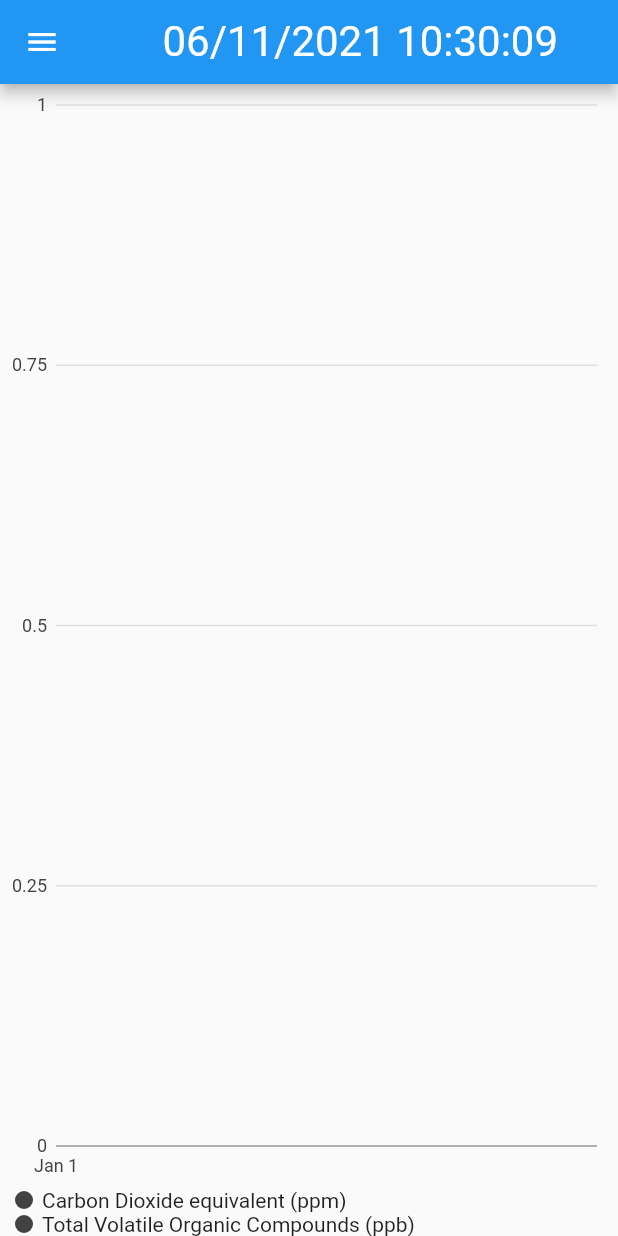
After one commit to vinicentus/flutter_iot_ui, a Flutter app: the screen it shows after launch, in the side drawer, after a tap on "SVM30", on a phone screen of 412 x 824 dp. The commit adds this screen. Run offline on Flutter 3.47's test engine with Material 2 defaults, Android fonts, the light colour scheme and no system bars; our stand-ins replace charts_flutter, sqflite, sqflite_common, sqflite_common_ffi, synchronized; accounts and stored records are empty; statements that could not run were skipped.

Commit message:
svm30 working example

```diff
--- a/lib/data/sqlite.dart
+++ b/lib/data/sqlite.dart
@@ -6,6 +6,7 @@ import 'package:flutter_iot_ui/data/scd30_datamodel.dart';
 import 'package:sqflite_common_ffi/sqflite_ffi.dart';
 import 'package:sqflite/sqflite.dart';
 import 'package:flutter_iot_ui/data/sps30_datamodel.dart';
+import 'package:flutter_iot_ui/data/svm30_datamodel.dart';
 
 void initDBLib() {
   if (Platform.isLinux) {
@@ -23,6 +24,49 @@ void initDBLib() {
     databaseFactory = databaseFactoryMock;
     //setMockDatabaseFactory(databaseFactoryMock);
   }
+}
+
+Future<List<SVM30SensorDataEntry>> getAllSVM30Entries(
+    String databasePath) async {
+  print('opening db...');
+  var db = await openDatabase(databasePath, readOnly: true);
+  print('IsOpen: ${db.isOpen}');
+  final List<Map<String, dynamic>> maps = await db.query('svm30_output');
+  await db.close();
+
+  var returnList = List.generate(maps.length, (i) {
+    return SVM30SensorDataEntry.createFromDB(
+      maps[i]['datetime'],
+      maps[i]['co2'],
+      maps[i]['tvoc'],
+    );
+  });
+  return returnList;
+}
+
+Future<List<SVM30SensorDataEntry>> getSVM30EntriesBetweenDateTimes(
+    String databasePath, DateTime start, DateTime stop) async {
+  print('opening db...');
+  var db = await openDatabase(databasePath, readOnly: true);
+  print('IsOpen: ${db.isOpen}');
+  final List<Map<String, dynamic>> maps = await db.query('svm30_output',
+      // The question marks are filled in with values from whereArgs
+      where: 'datetime >= ? AND datetime <= ?',
+      whereArgs: [
+        // We use UTC ni the database
+        start.toUtc().toIso8601String().split('.')[0] + 'Z',
+        stop.toUtc().toIso8601String().split('.')[0] + 'Z',
+      ]);
+  await db.close();
+
+  var returnList = List.generate(maps.length, (i) {
+    return SVM30SensorDataEntry.createFromDB(
+      maps[i]['datetime'],
+      maps[i]['co2'],
+      maps[i]['tvoc'],
+    );
+  });
+  return returnList;
 }
 
 Future<List<SPS30SensorDataEntry>> getAllSPS30Entries(
--- /dev/null
+++ b/lib/data/svm30_datamodel.dart
@@ -0,0 +1,19 @@
+class SVM30SensorDataEntry {
+  final DateTime timeStamp;
+  final List<double> _measurements;
+
+  /// CO2eq (ppm)
+  get carbonDioxide => this._measurements[0];
+
+  /// tVOC (ppb)
+  get totalVolatileOrganicCompounds => this._measurements[1];
+
+  SVM30SensorDataEntry(this.timeStamp, this._measurements);
+
+  SVM30SensorDataEntry.createFromDB(
+    String dateTime,
+    double co2,
+    double tvoc,
+  )   : this.timeStamp = DateTime.parse(dateTime),
+        this._measurements = [co2, tvoc];
+}
--- a/lib/main.dart
+++ b/lib/main.dart
@@ -2,6 +2,7 @@ import 'package:flutter/material.dart';
 import 'package:flutter_iot_ui/data/sqlite.dart';
 import 'package:flutter_iot_ui/visual/scd30_page.dart';
 import 'package:flutter_iot_ui/visual/sps30_page.dart';
+import 'package:flutter_iot_ui/visual/svm30_page.dart';
 
 void main() {
   initDBLib();
@@ -30,6 +31,7 @@ class MyApp extends StatelessWidget {
       routes: {
         '/sps_page': (context) => SPS30Page(),
         '/scd_page': (context) => SCD30Page(),
+        '/svm_page': (context) => SVM30Page(),
       },
     );
   }
--- a/lib/visual/drawer.dart
+++ b/lib/visual/drawer.dart
@@ -35,6 +35,11 @@ class NavDrawer extends StatelessWidget {
           onTap: () => Navigator.of(context).pushReplacementNamed('/scd_page'),
         ),
         ListTile(
+          leading: Icon(Icons.verified_user),
+          title: Text('SVM30'),
+          onTap: () => Navigator.of(context).pushReplacementNamed('/svm_page'),
+        ),
+        ListTile(
           leading: Icon(Icons.border_color),
           title: Text('Other'),
           onTap: () => Navigator.of(context).pop(),
--- /dev/null
+++ b/lib/visual/svm30_page.dart
@@ -0,0 +1,120 @@
+import 'dart:async';
+import 'package:flutter/material.dart';
+import 'package:flutter_iot_ui/data/svm30_datamodel.dart';
+import 'package:flutter_iot_ui/visual/appbar_trailing.dart';
+import 'package:flutter_iot_ui/visual/drawer.dart';
+import 'package:flutter_iot_ui/data/sqlite.dart';
+import 'package:flutter_iot_ui/data/constants.dart' show dbPath;
+import 'package:charts_flutter/flutter.dart' as charts;
+
+class SVM30Page extends StatefulWidget {
+  final String title = 'SVM30 Sensor Data';
+
+  @override
+  _SVM30PageState createState() => _SVM30PageState();
+}
+
+class _SVM30PageState extends State<SVM30Page> {
+  Stream<List<SVM30SensorDataEntry>> dbUpdates() async* {
+    // Init
+    var today = DateTime.now();
+    var yesterday = today.subtract(Duration(days: 1));
+    var db = await getSVM30EntriesBetweenDateTimes(dbPath, yesterday, today);
+    yield db;
+
+    while (this.mounted) {
+      today = DateTime.now();
+      yesterday = today.subtract(Duration(days: 1));
+      db = await Future.delayed(Duration(seconds: 5),
+          () => getSVM30EntriesBetweenDateTimes(dbPath, yesterday, today));
+      yield db;
+    }
+  }
+
+  @override
+  Widget build(BuildContext context) {
+    // This method is rerun every time setState is called, for instance as done
+    // by the _incrementCounter method above.
+    //
+    // The Flutter framework has been optimized to make rerunning build methods
+    // fast, so that you can just rebuild anything that needs updating rather
+    // than having to individually change instances of widgets.
+    return Scaffold(
+      appBar: AppBar(
+        // Here we take the value from the MyHomePage object that was created by
+        // the App.build method, and use it to set our appbar title.
+        title: Text(widget.title),
+        actions: [AppbarTrailingInfo()],
+      ),
+      drawer: NavDrawer(),
+      body: StreamBuilder(
+        stream: dbUpdates(),
+        builder: (context, snapshot) {
+          if (snapshot.hasData) {
+            return charts.TimeSeriesChart(
+              [
+                charts.Series<SVM30SensorDataEntry, DateTime>(
+                    id: 'Carbon Dioxide equivalent (ppm)',
+                    colorFn: (_, __) =>
+                        charts.MaterialPalette.blue.shadeDefault,
+                    domainFn: (SVM30SensorDataEntry value, _) =>
+                        value.timeStamp,
+                    measureFn: (SVM30SensorDataEntry value, _) =>
+                        value.carbonDioxide,
+                    data: snapshot.data),
+                charts.Series<SVM30SensorDataEntry, DateTime>(
+                    id: 'Total Volatile Organic Compounds (ppb)',
+                    colorFn: (_, __) => charts.MaterialPalette.red.shadeDefault,
+                    domainFn: (SVM30SensorDataEntry value, _) =>
+                        value.timeStamp,
+                    measureFn: (SVM30SensorDataEntry value, _) =>
+                        value.totalVolatileOrganicCompounds,
+                    data: snapshot.data),
+              ],
+              animate: true,
+              // Optionally pass in a [DateTimeFactory] used by the chart. The factory
+              // should create the same type of [DateTime] as the data provided. If none
+              // specified, the default creates local date time.
+              dateTimeFactory: const charts.LocalDateTimeFactory(),
+              behaviors: [
+                charts.SeriesLegend(
+                  // Positions for "start" and "end" will be left and right respectively
+                  // for widgets with a build context that has directionality ltr.
+                  // For rtl, "start" and "end" will be right and left respectively.
+                  // Since this example has directionality of ltr, the legend is
+                  // positioned on the right side of the chart.
+                  position: charts.BehaviorPosition.bottom,
+                  // By default, if the position of the chart is on the left or right of
+                  // the chart, [horizontalFirst] is set to false. This means that the
+                  // legend entries will grow as new rows first instead of a new column.
+                  horizontalFirst: true,
+                  // This defines the padding around each legend entry.
+                  cellPadding: EdgeInsets.symmetric(horizontal: 10),
+                  showMeasures: true,
+                  // TODO: change to last
+                  // Using last doesn't work when we hide one of the lines
+                  legendDefaultMeasure: charts.LegendDefaultMeasure.none,
+                  measureFormatter: (num value) {
+                    // Despite some initial confusion, it turns out that this actually rounds the numbers
+                    return value == null || value.isNaN
+                        ? '-'
+                        : value.toStringAsFixed(1);
+                  },
+                ),
+              ],
+            );
+          } else if (snapshot.hasError) {
+            return Center(child: Text('Error.'));
+          } else {
+            return Center(
+              child: Column(mainAxisSize: MainAxisSize.min, children: [
+                CircularProgressIndicator(),
+                Text('No data (yet).')
+              ]),
+            );
+          }
+        },
+      ),
+    );
+  }
+}
```
